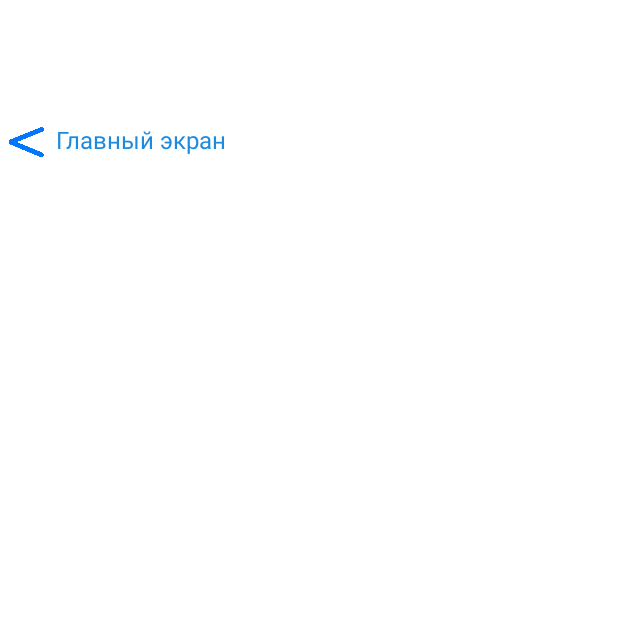
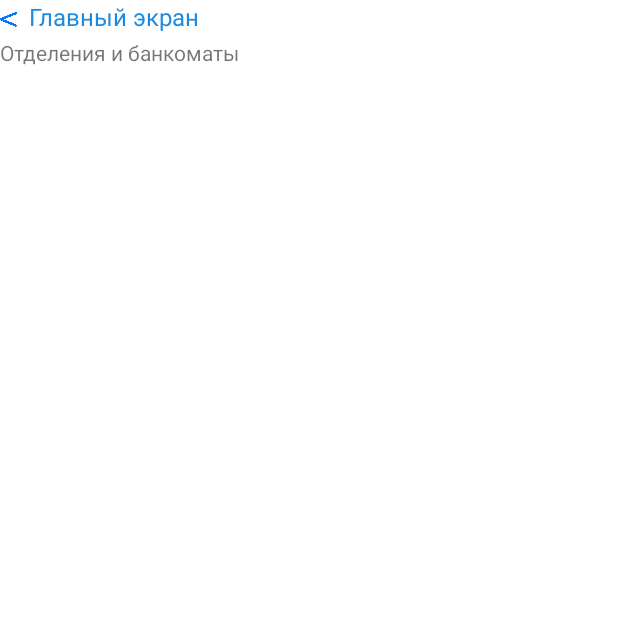
Before and after one commit to pr26svn/pr318bank, an Android app: the firstActivity screen opened directly, with no data from a screen before it, on a phone screen of 412 x 824 dp, the top half of it. Run offline under Robolectric (Android 15) with nearby library versions, the phone set to English and light mode, and no system bars.

```diff
--- a/app/src/main/AndroidManifest.xml
+++ b/app/src/main/AndroidManifest.xml
@@ -1,6 +1,9 @@
 <?xml version="1.0" encoding="utf-8"?>
 <manifest xmlns:android="http://schemas.android.com/apk/res/android"
     package="com.example.myapplication">
+
+    <uses-permission android:name="android.permission.ACCESS_NETWORK_STATE" />
+    <uses-permission android:name="android.permission.INTERNET"/>
 
     <application
         android:allowBackup="true"
--- a/app/src/main/java/com/example/myapplication/MainActivity.java
+++ b/app/src/main/java/com/example/myapplication/MainActivity.java
@@ -34,12 +34,12 @@ public class MainActivity extends AppCompatActivity {
 
 
     public void OnClickBankomats(View view) {
-        Intent intent = new Intent(this, secondActivity.class);
+        Intent intent = new Intent(this, firstActivity.class);
         startActivity(intent);
     }
 
     public void OnClickCurrency(View view) {
-        Intent intent = new Intent(this, firstActivity.class);
+        Intent intent = new Intent(this, secondActivity.class);
         startActivity(intent);
     }
 
--- a/app/src/main/java/com/example/myapplication/currencyParser.java
+++ b/app/src/main/java/com/example/myapplication/currencyParser.java
@@ -27,7 +27,7 @@ public class currencyParser {
                     case XmlPullParser.START_TAG:
                     if ("Valute".equalsIgnoreCase(tagName)) {
                         inEntry = true;
-                        currentCurrency = new Currency();
+                        //currentCurrency = new Currency();
                     }
                     break;
                     case XmlPullParser.TEXT:
--- a/app/src/main/res/layout/firstacrivity.xml
+++ b/app/src/main/res/layout/firstacrivity.xml
@@ -1,21 +1,15 @@
 <?xml version="1.0" encoding="utf-8"?>
-<androidx.constraintlayout.widget.ConstraintLayout
-    xmlns:android="http://schemas.android.com/apk/res/android"
+<LinearLayout xmlns:android="http://schemas.android.com/apk/res/android"
     xmlns:app="http://schemas.android.com/apk/res-auto"
     android:layout_width="match_parent"
-    android:layout_height="match_parent">
+    android:layout_height="match_parent"
+    android:orientation="vertical">
 
     <LinearLayout
-        android:layout_width="400dp"
-        android:layout_height="30dp"
-        android:layout_marginBottom="630dp"
-        android:layout_weight="1"
+        android:layout_width="match_parent"
+        android:layout_height="25dp"
         android:onClick="finish"
-        android:orientation="horizontal"
-        app:layout_constraintBottom_toBottomOf="parent"
-        app:layout_constraintEnd_toEndOf="parent"
-        app:layout_constraintStart_toStartOf="parent"
-        app:layout_constraintTop_toTopOf="parent">
+        android:orientation="horizontal">
 
         <ImageView
             android:id="@+id/imageView5"
@@ -28,11 +22,29 @@
         <TextView
             android:id="@+id/textView11"
             style="@android:style/Widget.DeviceDefault.Light.TextView.SpinnerItem"
-            android:layout_width="wrap_content"
-            android:layout_height="wrap_content"
+            android:layout_width="387dp"
+            android:layout_height="match_parent"
             android:layout_weight="20"
             android:text="Главный экран"
             android:textColor="@color/blue_arrow" />
     </LinearLayout>
 
-</androidx.constraintlayout.widget.ConstraintLayout>
+    <LinearLayout
+        android:layout_width="match_parent"
+        android:layout_height="wrap_content"
+        android:orientation="horizontal">
+
+        <TextView
+            android:id="@+id/textView15"
+            android:layout_width="match_parent"
+            android:layout_height="wrap_content"
+            android:layout_weight="1"
+            android:text="Отделения и банкоматы" />
+
+    </LinearLayout>
+
+    <ListView
+        android:layout_width="match_parent"
+        android:layout_height="match_parent" />
+
+</LinearLayout>
```
Also changed, not shown: app/src/main/java/com/example/myapplication/Currency.java (+17 -1 lines), app/src/main/java/com/example/myapplication/CurrencyAdapter.java (added, +46 -0 lines), app/src/main/java/com/example/myapplication/secondActivity.java (+24 -2 lines), app/src/main/res/layout/list_style.xml (added, +49 -0 lines), app/src/main/res/layout/secondactivity.xml (+29 -24 lines), app/src/main/res/drawable/usa.png (added).
